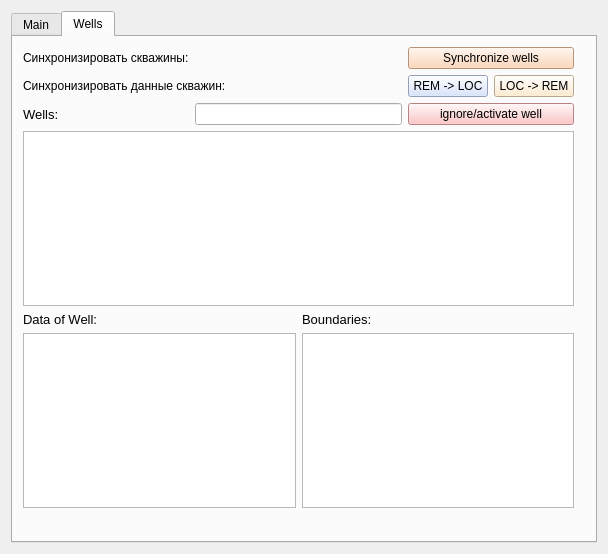
Before: the Qt Designer form qt/rem_db_window.ui in idergunoff/geovel_1.0, drawn with Qt 5.
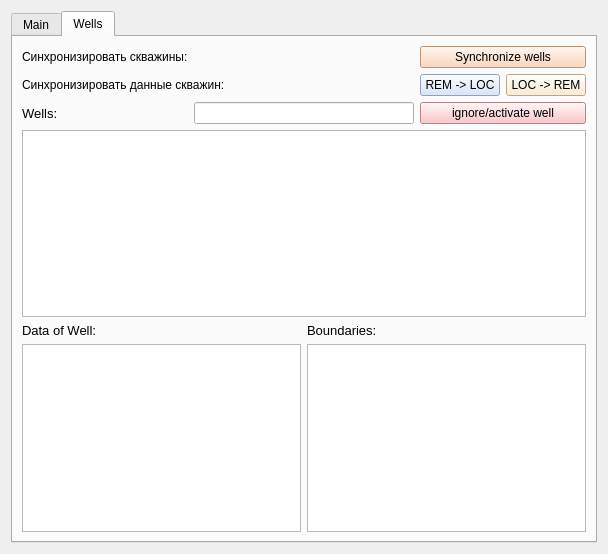
After: the same form once the commit is applied. The open tabs and pages were chosen to show the change.

Commit message: remote db window - tab Well

```diff
--- a/qt/rem_db_window.ui
+++ b/qt/rem_db_window.ui
@@ -445,15 +445,8 @@
       <attribute name="title">
        <string>Wells</string>
       </attribute>
-      <widget class="QWidget" name="layoutWidget_2">
-       <property name="geometry">
-        <rect>
-         <x>10</x>
-         <y>10</y>
-         <width>551</width>
-         <height>461</height>
-        </rect>
-       </property>
+      <layout class="QGridLayout" name="gridLayout_9">
+       <item row="0" column="0">
        <layout class="QGridLayout" name="gridLayout_5">
         <item row="0" column="0" colspan="2">
          <layout class="QGridLayout" name="gridLayout_6">
@@ -590,7 +583,8 @@
          </layout>
         </item>
        </layout>
-      </widget>
+       </item>
+      </layout>
      </widget>
     </widget>
    </item>
```
Lines whose indentation alone changed are shown as unchanged. The commit also changes 1 other file.
